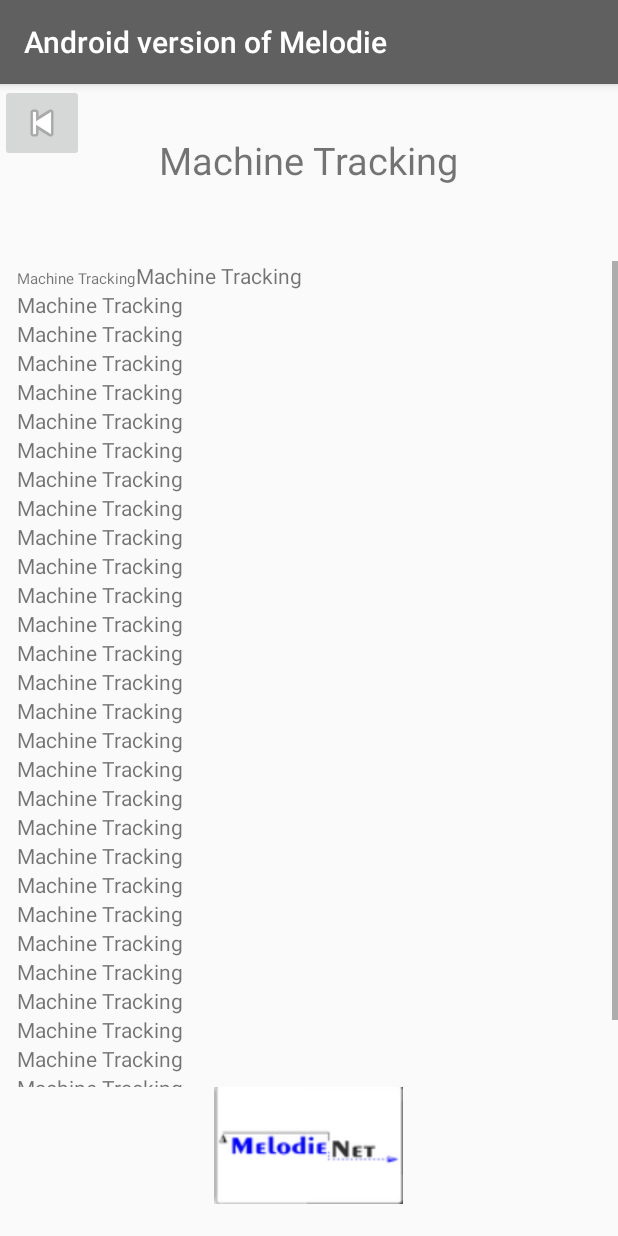
After one commit to mordohaw/MelodieAndroid, an Android app: the MachineActivity screen opened directly, with no data from a screen before it, on a phone screen of 412 x 824 dp. The commit adds this screen. Run offline under Robolectric (Android 15) with nearby library versions, the phone set to English and light mode, and no system bars.

Commit message:
Rename classes and begin the ListView

```diff
--- a/MelodieAndroidV4.4/app/src/main/AndroidManifest.xml
+++ b/MelodieAndroidV4.4/app/src/main/AndroidManifest.xml
@@ -20,8 +20,8 @@
             </intent-filter>
         </activity>
         <activity android:name=".Settings.SettingsMain" />
-        <activity android:name=".FirstActivity" />
-        <activity android:name=".SecondActivity"></activity>
+        <activity android:name=".MachineActivity" />
+        <activity android:name=".ProductionActivity"></activity>
         <activity
            android:name=".Settings.SettingFragShow">
         </activity>
--- /dev/null
+++ b/MelodieAndroidV4.4/app/src/main/java/com/example/williammordohay/melodieandroidv44/CellObject.java
@@ -0,0 +1,29 @@
+package com.example.williammordohay.melodieandroidv44;
+
+/**
+ * Created by william.mordohay on 18/04/2017.
+ */
+
+public class CellObject {
+
+    private int cellNumber;
+    private String cellText;
+    private String colourCode;
+
+    public CellObject(int number,String text,String code){
+        this.cellNumber=number;
+        this.cellText=text;
+        this.colourCode=code;
+    }
+
+    public int getCellNumber() {
+        return cellNumber;
+    }
+
+    public String getCellText() {
+        return cellText;
+    }
+    public String getColourCode() {
+        return colourCode;
+    }
+}
--- /dev/null
+++ b/MelodieAndroidV4.4/app/src/main/java/com/example/williammordohay/melodieandroidv44/MachineActivity.java
@@ -0,0 +1,52 @@
+package com.example.williammordohay.melodieandroidv44;
+
+import android.support.v7.app.AppCompatActivity;
+import android.os.Bundle;
+import android.view.View;
+import android.widget.ArrayAdapter;
+import android.widget.ListView;
+
+import java.util.ArrayList;
+import java.util.List;
+
+public class MachineActivity extends AppCompatActivity {
+
+    private ArrayList cells = new ArrayList();
+
+    private ListView mListView;
+    private List<CellObject> cellObjectList = new ArrayList<>();
+    @Override
+    protected void onCreate(Bundle savedInstanceState) {
+        super.onCreate(savedInstanceState);
+        setContentView(R.layout.activity_machine);
+        populateListView();
+    }
+
+    public void generateCells(){
+
+        this.cells.add(new CellObject(1410, "Production", "#00FF00"));
+        this.cells.add(new CellObject(1413, "Maintenance", "#FF0000"));
+        this.cells.add(new CellObject(1490, "Hors communication", "#2C75FF"));
+        this.cells.add(new CellObject(2000, "Production", "#00FF00"));
+        this.cells.add(new CellObject(2030, "Arret", "#FF0000"));
+        this.cells.add(new CellObject(2041, "Production", "#00FF00"));
+        this.cells.add(new CellObject(2042, "Maintenance", "#FF0000"));
+        this.cells.add(new CellObject(2131, "Arret", "#FF0000"));
+        this.cells.add(new CellObject(2201, "Production", "#00FF00"));
+
+    }
+
+    public void quitCurrentActivity(View v){
+        MachineActivity.this.finish();
+    }
+
+    public void populateListView(){
+        generateCells();
+        ArrayAdapter<CellObject> adapter = new ArrayAdapter<CellObject>(
+                this,
+                R.layout.row_machine,
+                cells
+                );
+    }
+
+}
--- a/MelodieAndroidV4.4/app/src/main/java/com/example/williammordohay/melodieandroidv44/Menu.java
+++ b/MelodieAndroidV4.4/app/src/main/java/com/example/williammordohay/melodieandroidv44/Menu.java
@@ -42,11 +42,11 @@ public class Menu extends AppCompatActivity {
     }
 
     public void goToFirstActivity(View v){
-        startActivity(new Intent(this, FirstActivity.class));
+        startActivity(new Intent(this, MachineActivity.class));
     }
 
     public void goToSecondActivity(View v){
-        startActivity(new Intent(this, SecondActivity.class));
+        startActivity(new Intent(this, ProductionActivity.class));
     }
 
 }
--- a/MelodieAndroidV4.4/app/src/main/java/com/example/williammordohay/melodieandroidv44/SecondActivity.java
+++ b/MelodieAndroidV4.4/app/src/main/java/com/example/williammordohay/melodieandroidv44/ProductionActivity.java
@@ -4,15 +4,15 @@ import android.support.v7.app.AppCompatActivity;
 import android.os.Bundle;
 import android.view.View;
 
-public class SecondActivity extends AppCompatActivity {
+public class ProductionActivity extends AppCompatActivity {
 
     @Override
     protected void onCreate(Bundle savedInstanceState) {
         super.onCreate(savedInstanceState);
-        setContentView(R.layout.activity_second);
+        setContentView(R.layout.activity_production);
     }
 
     public void quitCurrentActivity(View v){
-        SecondActivity.this.finish();
+        ProductionActivity.this.finish();
     }
 }
--- a/MelodieAndroidV4.4/app/src/main/res/layout/activity_first.xml
+++ b/MelodieAndroidV4.4/app/src/main/res/layout/activity_machine.xml
@@ -4,7 +4,7 @@
     xmlns:tools="http://schemas.android.com/tools"
     android:layout_width="match_parent"
     android:layout_height="match_parent"
-    tools:context="com.example.williammordohay.melodieandroidv44.FirstActivity">
+    tools:context="com.example.williammordohay.melodieandroidv44.MachineActivity">
 
     <ImageButton
         android:id="@+id/imageButton"
@@ -23,7 +23,7 @@
         android:layout_alignParentTop="true"
         android:layout_centerHorizontal="true"
         android:layout_marginTop="33dp"
-        android:text="@string/FirstActivity" />
+        android:text="@string/MachineActivity" />
 
     <ImageView
         android:id="@+id/MelodieLogo"
@@ -56,149 +56,149 @@
                 <TextView
                     android:layout_width="wrap_content"
                     android:layout_height="wrap_content"
-                    android:text="@string/FirstActivity"
+                    android:text="@string/MachineActivity"
                     android:textSize="10sp"/>
 
                 <TextView
                     android:layout_width="wrap_content"
                     android:layout_height="wrap_content"
-                    android:text="@string/FirstActivity" />
+                    android:text="@string/MachineActivity" />
             </LinearLayout>
 
             <TextView
                 android:layout_width="wrap_content"
                 android:layout_height="wrap_content"
-                android:text="@string/FirstActivity" />
+                android:text="@string/MachineActivity" />
 
             <TextView
                 android:layout_width="wrap_content"
                 android:layout_height="wrap_content"
-                android:text="@string/FirstActivity" />
+                android:text="@string/MachineActivity" />
             <TextView
                 android:layout_width="wrap_content"
                 android:layout_height="wrap_content"
-                android:text="@string/FirstActivity" />
+                android:text="@string/MachineActivity" />
 
             <TextView
                 android:layout_width="wrap_content"
                 android:layout_height="wrap_content"
-                android:text="@string/FirstActivity" />
+                android:text="@string/MachineActivity" />
             <TextView
                 android:layout_width="wrap_content"
                 android:layout_height="wrap_content"
-                android:text="@string/FirstActivity" />
+                android:text="@string/MachineActivity" />
 
             <TextView
                 android:layout_width="wrap_content"
                 android:layout_height="wrap_content"
-                android:text="@string/FirstActivity" />
+                android:text="@string/MachineActivity" />
             <TextView
                 android:layout_width="wrap_content"
                 android:layout_height="wrap_content"
-                android:text="@string/FirstActivity" />
+                android:text="@string/MachineActivity" />
 
             <TextView
                 android:layout_width="wrap_content"
                 android:layout_height="wrap_content"
-                android:text="@string/FirstActivity" />
+                android:text="@string/MachineActivity" />
             <TextView
                 android:layout_width="wrap_content"
                 android:layout_height="wrap_content"
-                android:text="@string/FirstActivity" />
+                android:text="@string/MachineActivity" />
 
             <TextView
                 android:layout_width="wrap_content"
                 android:layout_height="wrap_content"
-                android:text="@string/FirstActivity" />
+                android:text="@string/MachineActivity" />
             <TextView
                 android:layout_width="wrap_content"
                 android:layout_height="wrap_content"
-                android:text="@string/FirstActivity" />
+                android:text="@string/MachineActivity" />
 
             <TextView
                 android:layout_width="wrap_content"
                 android:layout_height="wrap_content"
-                android:text="@string/FirstActivity" />
+                android:text="@string/MachineActivity" />
             <TextView
                 android:layout_width="wrap_content"
                 android:layout_height="wrap_content"
-                android:text="@string/FirstActivity" />
+                android:text="@string/MachineActivity" />
 
             <TextView
                 android:layout_width="wrap_content"
                 android:layout_height="wrap_content"
-                android:text="@string/FirstActivity" />
+                android:text="@string/MachineActivity" />
             <TextView
                 android:layout_width="wrap_content"
                 android:layout_height="wrap_content"
-                android:text="@string/FirstActivity" />
+                android:text="@string/MachineActivity" />
 
             <TextView
                 android:layout_width="wrap_content"
                 android:layout_height="wrap_content"
-                android:text="@string/FirstActivity" />
+                android:text="@string/MachineActivity" />
             <TextView
                 android:layout_width="wrap_content"
                 android:layout_height="wrap_content"
-                android:text="@string/FirstActivity" />
+                android:text="@string/MachineActivity" />
 
             <TextView
                 android:layout_width="wrap_content"
                 android:layout_height="wrap_content"
-                android:text="@string/FirstActivity" />
+                android:text="@string/MachineActivity" />
             <TextView
                 android:layout_width="wrap_content"
                 android:layout_height="wrap_content"
-                android:text="@string/FirstActivity" />
+                android:text="@string/MachineActivity" />
 
             <TextView
                 android:layout_width="wrap_content"
                 android:layout_height="wrap_content"
-                android:text="@string/FirstActivity" />
+                android:text="@string/MachineActivity" />
             <TextView
                 android:layout_width="wrap_content"
                 android:layout_height="wrap_content"
-                android:text="@string/FirstActivity" />
+                android:text="@string/MachineActivity" />
 
             <TextView
                 android:layout_width="wrap_content"
                 android:layout_height="wrap_content"
-                android:text="@string/FirstActivity" />
+                android:text="@string/MachineActivity" />
             <TextView
                 android:layout_width="wrap_content"
                 android:layout_height="wrap_content"
-                android:text="@string/FirstActivity" />
+                android:text="@string/MachineActivity" />
 
             <TextView
                 android:layout_width="wrap_content"
                 android:layout_height="wrap_content"
-                android:text="@string/FirstActivity" />
+                android:text="@string/MachineActivity" />
             <TextView
                 android:layout_width="wrap_content"
                 android:layout_height="wrap_content"
-                android:text="@string/FirstActivity" />
+                android:text="@string/MachineActivity" />
 
             <TextView
                 android:layout_width="wrap_content"
                 android:layout_height="wrap_content"
-                android:text="@string/FirstActivity" />
+                android:text="@string/MachineActivity" />
             <TextView
                 android:layout_width="wrap_content"
                 android:layout_height="wrap_content"
-                android:text="@string/FirstActivity" />
+                android:text="@string/MachineActivity" />
 
             <TextView
                 android:layout_width="wrap_content"
                 android:layout_height="wrap_content"
-                android:text="@string/FirstActivity" /><TextView
+                android:text="@string/MachineActivity" /><TextView
             android:layout_width="wrap_content"
             android:layout_height="wrap_content"
-            android:text="@string/FirstActivity" />
+            android:text="@string/MachineActivity" />
 
             <TextView
                 android:layout_width="wrap_content"
                 android:layout_height="wrap_content"
-                android:text="@string/FirstActivity" />
+                android:text="@string/MachineActivity" />
 
 
 
@@ -208,6 +208,4 @@
     </ScrollView>
 
 
-
-
 </RelativeLayout>
--- a/MelodieAndroidV4.4/app/src/main/res/layout/activity_menu.xml
+++ b/MelodieAndroidV4.4/app/src/main/res/layout/activity_menu.xml
@@ -28,7 +28,7 @@
         android:id="@+id/buttonFirstActivity"
         android:layout_width="wrap_content"
         android:layout_height="wrap_content"
-        android:text="@string/FirstActivity"
+        android:text="@string/MachineActivity"
         android:onClick="goToFirstActivity"
         android:layout_above="@+id/buttonSecondActivity"
         android:layout_alignStart="@+id/buttonSecondActivity"
@@ -39,7 +39,7 @@
         android:id="@+id/buttonSecondActivity"
         android:layout_width="wrap_content"
         android:layout_height="wrap_content"
-        android:text="@string/SecondActivity"
+        android:text="@string/ProductionActivity"
         android:onClick="goToSecondActivity"
         android:layout_centerVertical="true"
         android:layout_centerHorizontal="true" />
--- a/MelodieAndroidV4.4/app/src/main/res/layout/activity_second.xml
+++ b/MelodieAndroidV4.4/app/src/main/res/layout/activity_production.xml
@@ -4,7 +4,7 @@
     xmlns:tools="http://schemas.android.com/tools"
     android:layout_width="match_parent"
     android:layout_height="match_parent"
-    tools:context="com.example.williammordohay.melodieandroidv44.SecondActivity">
+    tools:context="com.example.williammordohay.melodieandroidv44.ProductionActivity">
 
     <ImageButton
         android:id="@+id/imageButton"
@@ -23,7 +23,7 @@
         android:layout_alignParentTop="true"
         android:layout_centerHorizontal="true"
         android:layout_marginTop="33dp"
-        android:text="@string/SecondActivity" />
+        android:text="@string/ProductionActivity" />
 
     <ImageView
         android:id="@+id/imageView"
--- a/MelodieAndroidV4.4/app/src/main/res/values/strings.xml
+++ b/MelodieAndroidV4.4/app/src/main/res/values/strings.xml
@@ -23,8 +23,8 @@
     <string name="cancel">Cancel</string>
     <string name="settings">Settings</string>
     <string name="menu">Menu</string>
-    <string name="FirstActivity">Cell operating mode</string>
-    <string name="SecondActivity">Balance of production</string>
+    <string name="MachineActivity">Machine Tracking</string>
+    <string name="ProductionActivity">Production Tracking</string>
 
     <!-- Dialog Window
     -->
```
Also changed, not shown: MelodieAndroidV4.4/app/src/main/java/com/example/williammordohay/melodieandroidv44/FirstActivity.java (deleted, +0 -27 lines), MelodieAndroidV4.4/app/src/main/res/layout/row_machine.xml (added, +26 -0 lines), 1 other file.
